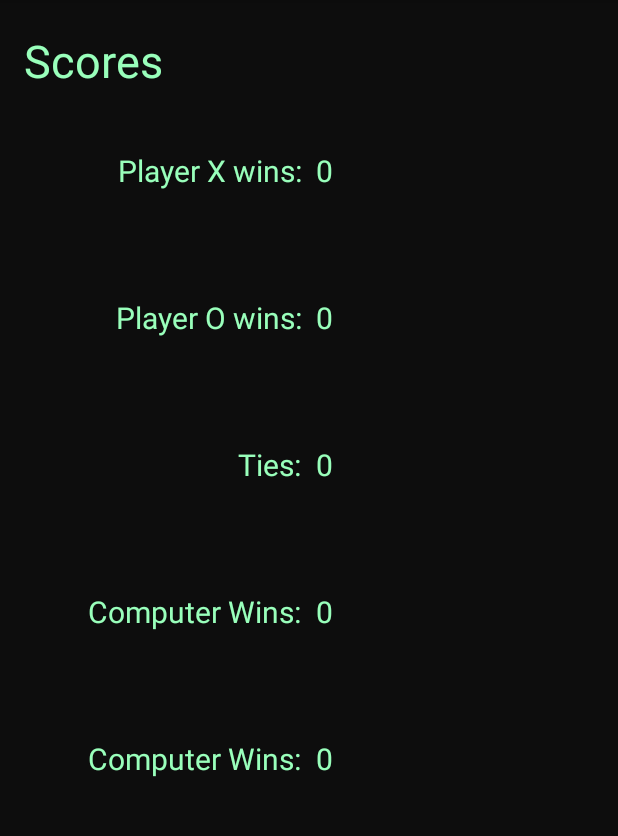
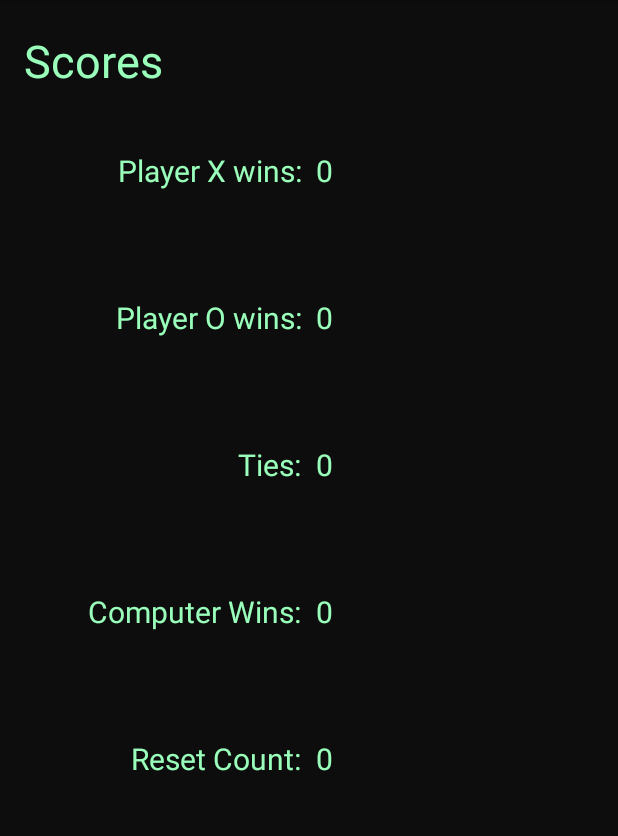
Before and after one commit to lynnsh/android-tictactoe, an Android app: the DisplayScoresActivity screen opened directly, with no data from a screen before it, on a phone screen of 412 x 824 dp, the part 84-920 px from its top. Run offline under Robolectric (Android 15) with nearby library versions, the light colour scheme and no system bars; 5 statements that could not run were skipped.

Commit message:
Fixed scores activity layout port and land displaying wrong string

```diff
--- a/app/src/main/res/layout-land/activity_displayscores.xml
+++ b/app/src/main/res/layout-land/activity_displayscores.xml
@@ -143,7 +143,7 @@
                 android:layout_height="match_parent"
                 android:layout_weight="1"
                 android:gravity="end|center_vertical"
-                android:text="@string/scoresComp"
+                android:text="@string/scoresReset"
                 android:textColor="@color/light"
                 android:layout_marginRight="@dimen/textbox_right_margin"
                 android:textSize="@dimen/font_size_text" />
--- a/app/src/main/res/layout/activity_displayscores.xml
+++ b/app/src/main/res/layout/activity_displayscores.xml
@@ -144,7 +144,7 @@
                 android:layout_height="match_parent"
                 android:layout_weight="1"
                 android:gravity="end|center_vertical"
-                android:text="@string/scoresComp"
+                android:text="@string/scoresReset"
                 android:textColor="@color/light"
                 android:layout_marginRight="@dimen/textbox_right_margin"
                 android:textSize="@dimen/font_size_text" />
```
